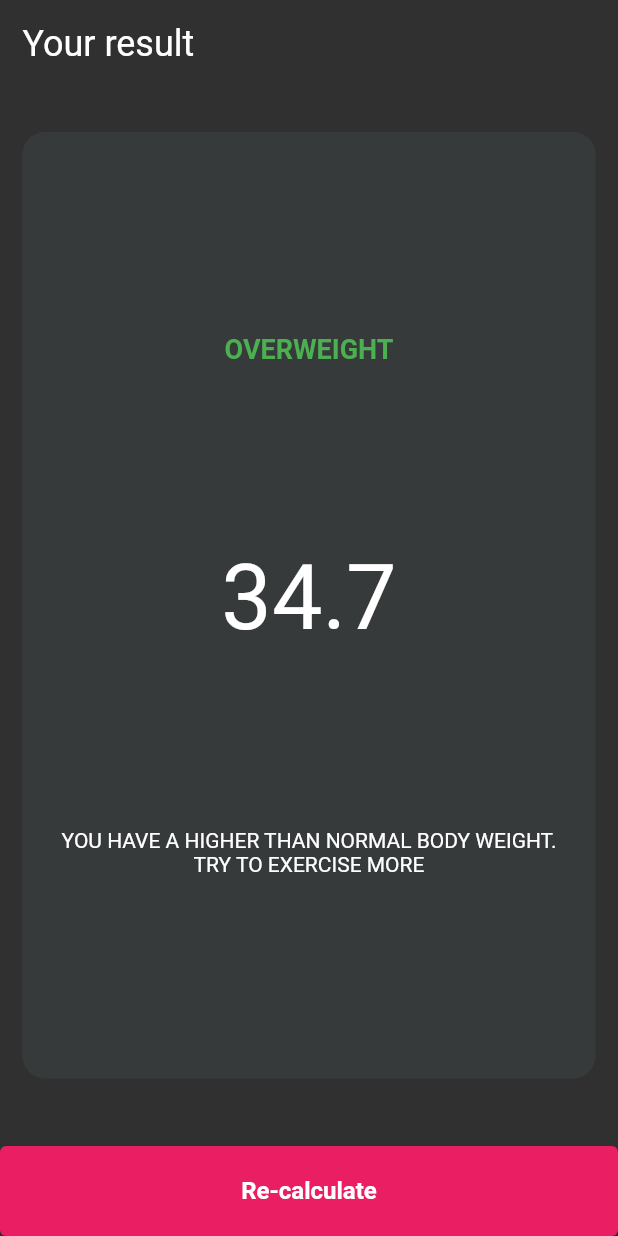
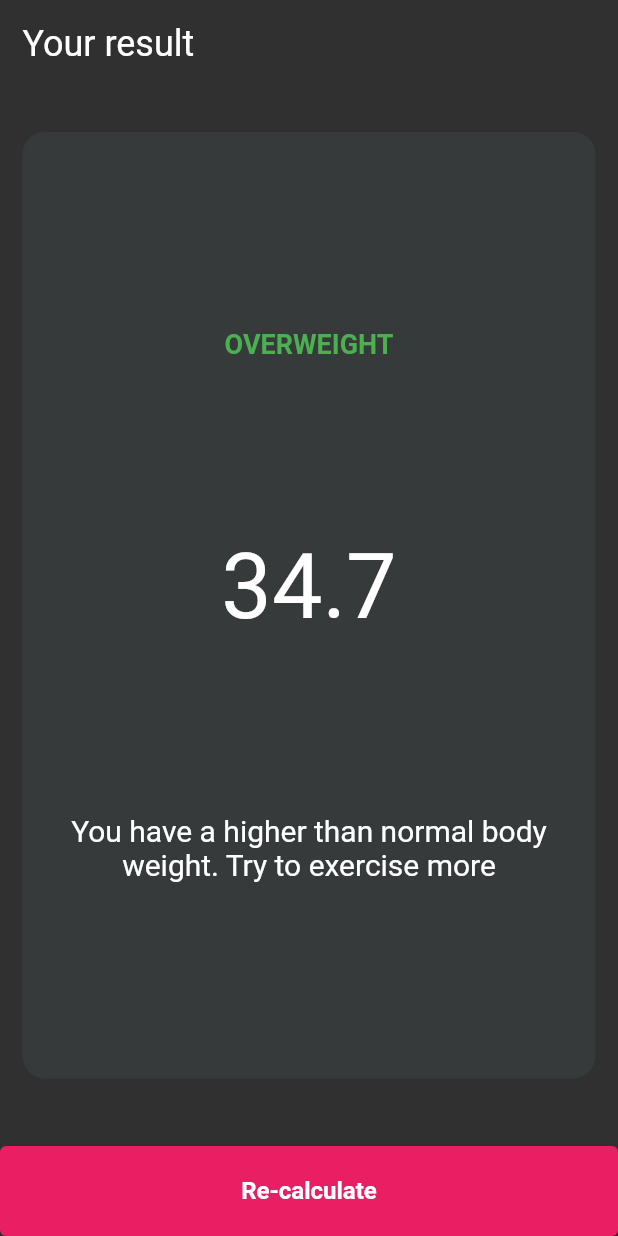
Before and after one commit to sammyodiagbe/bmi_calculator, a Flutter app: the screen it shows after launch, after a tap on "CALCULATE BMI.", on a phone screen of 412 x 824 dp. Run offline on Flutter 3.47's test engine with Material 2 defaults, Android fonts, the phone set to English and light mode, and no system bars; our stand-ins replace font_awesome_flutter.

Commit message:
finished implementing bmi calculation

```diff
--- a/lib/resultScreen.dart
+++ b/lib/resultScreen.dart
@@ -43,8 +43,9 @@ class ResultScreen extends StatelessWidget {
                         style: resultTextScreenStyle,
                       ),
                       Text(
-                        feedback.toUpperCase(),
+                        feedback,
                         textAlign: TextAlign.center,
+                        style: feedbackTextStyle,
                       )
                     ],
                   ),
```
